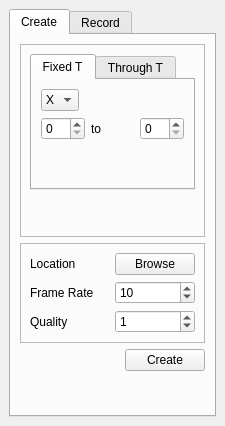
Before: the Qt Designer form trunk/GoFigure2Beta/Code/GUI/lib/NewVideoRecorderDockWidget.ui in gofigure2/GoFigure2, drawn with Qt 5.
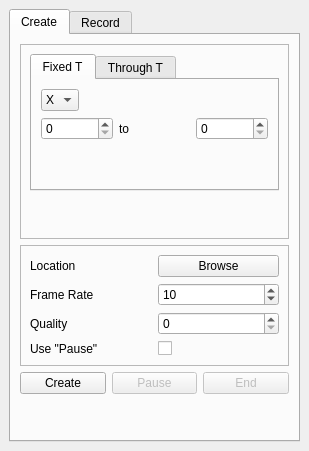
After: the same form once the commit is applied.

Commit message: BUG: Video record through time bug fixed (annotations and 3d view camera) ENH: New Widget with pause button, still to be connected

```diff
--- a/trunk/GoFigure2Beta/Code/GUI/lib/NewVideoRecorderDockWidget.ui
+++ b/trunk/GoFigure2Beta/Code/GUI/lib/NewVideoRecorderDockWidget.ui
@@ -6,8 +6,8 @@
    <rect>
     <x>0</x>
     <y>0</y>
-    <width>225</width>
-    <height>426</height>
+    <width>309</width>
+    <height>451</height>
    </rect>
   </property>
   <property name="sizePolicy">
@@ -252,7 +252,7 @@
                     <number>2</number>
                    </property>
                    <property name="value">
-                    <number>1</number>
+                    <number>0</number>
                    </property>
                   </widget>
                  </item>
@@ -279,6 +279,20 @@
                  </property>
                 </widget>
                </item>
+               <item row="3" column="1">
+                <widget class="QCheckBox" name="checkBox_2">
+                 <property name="text">
+                  <string/>
+                 </property>
+                </widget>
+               </item>
+               <item row="3" column="0">
+                <widget class="QLabel" name="label_3">
+                 <property name="text">
+                  <string>Use &quot;Pause&quot;</string>
+                 </property>
+                </widget>
+               </item>
               </layout>
              </item>
             </layout>
@@ -288,25 +302,32 @@
         </item>
         <item row="2" column="0">
          <layout class="QGridLayout" name="gridLayout_13">
-          <item row="0" column="1">
+          <item row="0" column="0">
            <widget class="QPushButton" name="startVideo">
             <property name="text">
              <string>Create</string>
             </property>
            </widget>
           </item>
-          <item row="0" column="0">
-           <spacer name="horizontalSpacer_6">
-            <property name="orientation">
-             <enum>Qt::Horizontal</enum>
+          <item row="0" column="1">
+           <widget class="QPushButton" name="pushButton">
+            <property name="enabled">
+             <bool>false</bool>
             </property>
-            <property name="sizeHint" stdset="0">
-             <size>
-              <width>40</width>
-              <height>20</height>
-             </size>
+            <property name="text">
+             <string>Pause</string>
             </property>
-           </spacer>
+           </widget>
+          </item>
+          <item row="0" column="2">
+           <widget class="QPushButton" name="pushButton_2">
+            <property name="enabled">
+             <bool>false</bool>
+            </property>
+            <property name="text">
+             <string>End</string>
+            </property>
+           </widget>
           </item>
          </layout>
         </item>
```
The commit also changes 2 other files.
